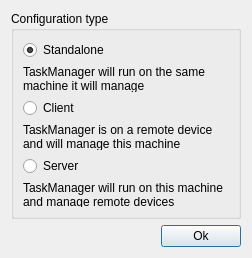
This is ConfigurationEditingTool/src/configurationtypedialog.ui in MickaelOnTheWave/GuimicK as Qt 5 draws it before an edit. The edited form follows.
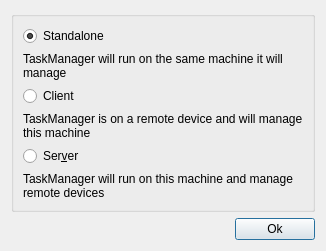
This is the edited form.

Commit message: Fixed Configuration type choice for Configuration Editor

```diff
--- a/ConfigurationEditingTool/src/configurationtypedialog.ui
+++ b/ConfigurationEditingTool/src/configurationtypedialog.ui
@@ -6,14 +6,26 @@
    <rect>
     <x>0</x>
     <y>0</y>
-    <width>252</width>
-    <height>258</height>
+    <width>346</width>
+    <height>300</height>
    </rect>
   </property>
+  <property name="sizePolicy">
+   <sizepolicy hsizetype="Fixed" vsizetype="Fixed">
+    <horstretch>0</horstretch>
+    <verstretch>0</verstretch>
+   </sizepolicy>
+  </property>
   <property name="windowTitle">
-   <string>Dialog</string>
+   <string>Configuration Type</string>
+  </property>
+  <property name="sizeGripEnabled">
+   <bool>false</bool>
   </property>
   <layout class="QVBoxLayout" name="verticalLayout">
+   <property name="sizeConstraint">
+    <enum>QLayout::SetFixedSize</enum>
+   </property>
    <item>
     <widget class="QGroupBox" name="groupBox">
      <property name="sizePolicy">
@@ -23,7 +35,7 @@
       </sizepolicy>
      </property>
      <property name="title">
-      <string>Configuration type</string>
+      <string/>
      </property>
      <layout class="QVBoxLayout" name="verticalLayout_2">
       <item>
@@ -66,7 +78,7 @@
       <item>
        <widget class="QRadioButton" name="serverButton">
         <property name="text">
-         <string>Server</string>
+         <string>Ser&amp;ver</string>
         </property>
        </widget>
       </item>
```
The commit also changes 1 other file.
